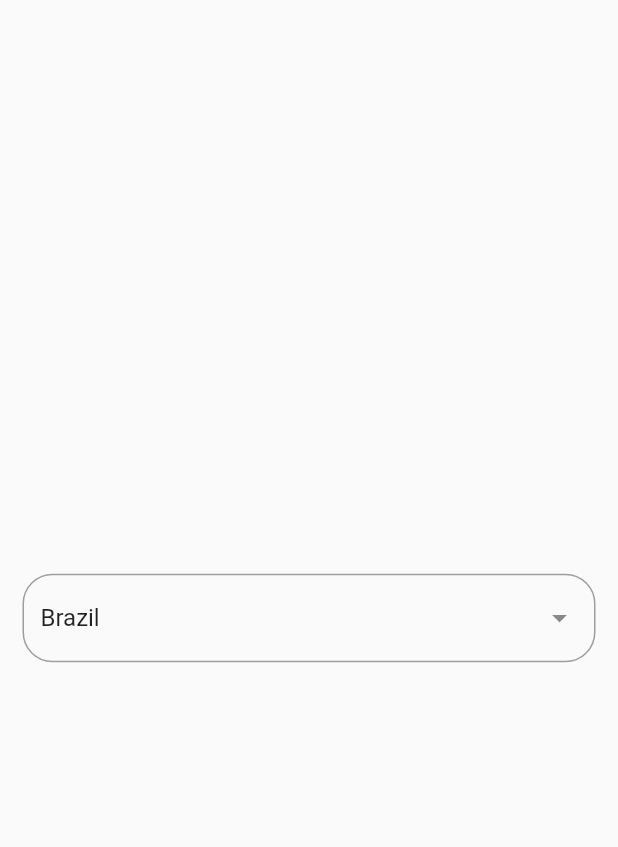
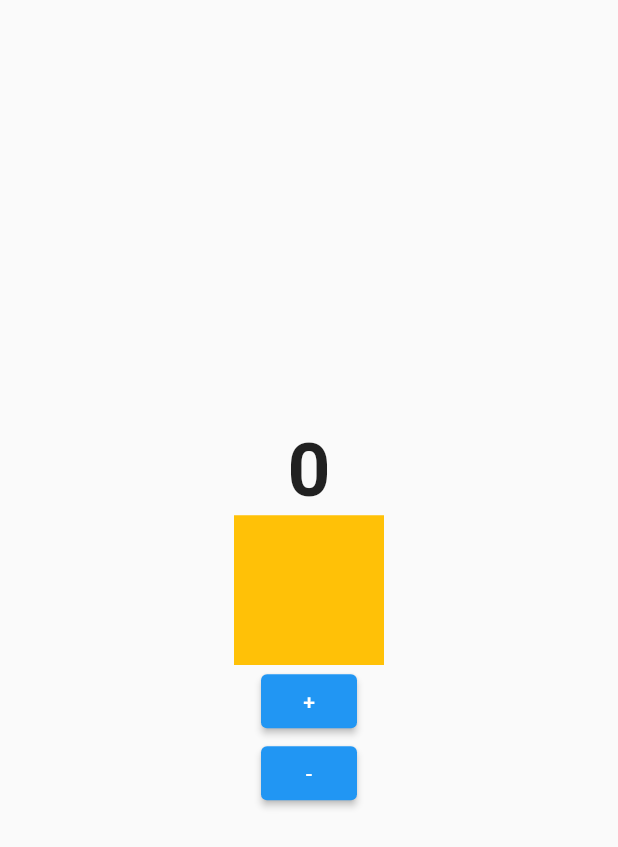
Before and after one commit to esmaeil-koohi/Widget, a Flutter app: the screen it shows after launch, on a phone screen of 412 x 824 dp. Shown: the top 847 px of the screen. Run offline on Flutter 3.47's test engine with Material 2 defaults, Android fonts, the phone set to English and light mode, and no system bars; drawn by our look-alikes of dropdown_search.

Commit message:
AnimatedCrossFade and AnimatedSwitcher

```diff
--- /dev/null
+++ b/lib/animated_switcher.dart
@@ -0,0 +1,68 @@
+import 'package:flutter/material.dart';
+
+class AnimatedSwitcher1 extends StatefulWidget {
+  const AnimatedSwitcher1({Key? key}) : super(key: key);
+
+  @override
+  State<AnimatedSwitcher1> createState() => _AnimatedSwicherState();
+}
+
+class _AnimatedSwicherState extends State<AnimatedSwitcher1> {
+  int counter = 0;
+  bool isFirst = false;
+  @override
+  Widget build(BuildContext context) {
+    return Scaffold(
+      body: Center(
+        child: Column(
+          mainAxisAlignment: MainAxisAlignment.center,
+          crossAxisAlignment: CrossAxisAlignment.center,
+          children: [
+
+            /// animated switcher
+            AnimatedSwitcher(
+                duration: const Duration(milliseconds: 200),
+                transitionBuilder: (child, animation) {
+                  return ScaleTransition(scale: animation, child: child,);
+                  // return FadeTransition(opacity: animation, child: child,);
+                  // return RotationTransition(turns: animation, child: child,);
+                },
+               child:Text(counter.toString(), key: UniqueKey() ,style: const TextStyle(
+                fontSize: 50,
+                fontWeight: FontWeight.bold,
+              ),),
+            ),
+
+            // animatedCrossFade
+            AnimatedCrossFade(
+                firstChild: Container(
+                  width: 200,
+                  height: 200,
+                  color: Colors.redAccent,
+                ),
+                secondChild: Container(
+                  width: 100,
+                  height: 100,
+                  color: Colors.amber,
+                ),
+                crossFadeState: isFirst? CrossFadeState.showFirst : CrossFadeState.showSecond,
+                duration: const Duration(milliseconds: 600)),
+
+            ElevatedButton(onPressed: () {
+               setState(() {
+                 counter ++;
+                 isFirst = !isFirst;
+               });
+            }, child: const Text('+')),
+
+            ElevatedButton(onPressed: () {
+              setState(() {
+                counter --;
+              });
+            }, child: const Text('-')),
+          ],
+        ),
+      )
+    );
+  }
+}
--- a/lib/dropdown_search.dart
+++ b/lib/dropdown_search.dart
@@ -34,7 +34,7 @@ class _DropDownSearchPackageState extends State<DropDownSearchPackage> {
                ),
                ),
              ),
-           items: const ['Brazil', 'Italia', 'Tunisia', 'Canada'],
+            items: const ['Brazil', 'Italia', 'Tunisia', 'Canada'],
             onChanged: print,
             selectedItem: 'Brazil',
             dropdownDecoratorProps: DropDownDecoratorProps(
--- a/lib/main.dart
+++ b/lib/main.dart
@@ -1,4 +1,5 @@
 import 'package:flutter/material.dart';
+import 'package:widget_need/animated_switcher.dart';
 import 'package:widget_need/steper_widget.dart';
 import 'package:widget_need/tab_bar_widget.dart';
 
@@ -16,8 +17,7 @@ class MyApp extends StatelessWidget {
   Widget build(BuildContext context) {
     return const MaterialApp(
       debugShowCheckedModeBanner: false,
-      home: DropDownSearchPackage(),
-      // home: TabBarWidget(),
+      home: AnimatedSwitcher1(),
     );
   }
 }
```
